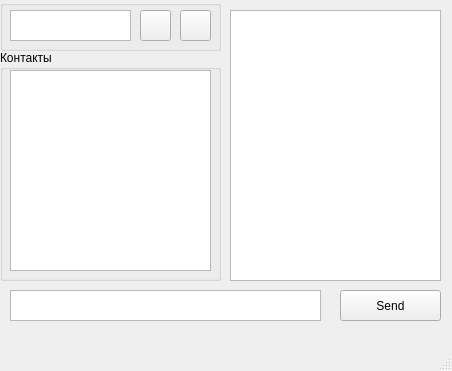
This is main.ui in GrSerg/mes2 as Qt 5 draws it before an edit. The edited form follows.
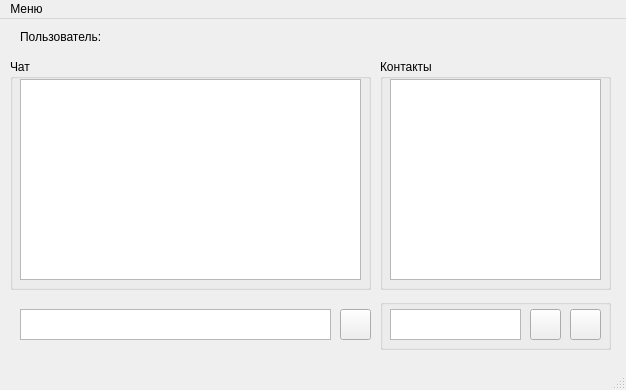
This is the edited form. Icons and pictures are not drawn.

```diff
--- a/main.ui
+++ b/main.ui
@@ -6,8 +6,8 @@
    <rect>
     <x>0</x>
     <y>0</y>
-    <width>452</width>
-    <height>371</height>
+    <width>626</width>
+    <height>390</height>
    </rect>
   </property>
   <property name="windowTitle">
@@ -21,9 +21,9 @@
    <widget class="QGroupBox" name="groupBox">
     <property name="geometry">
      <rect>
-      <x>0</x>
-      <y>0</y>
-      <width>221</width>
+      <x>380</x>
+      <y>280</y>
+      <width>231</width>
       <height>51</height>
      </rect>
     </property>
@@ -35,7 +35,7 @@
       <rect>
        <x>10</x>
        <y>10</y>
-       <width>121</width>
+       <width>131</width>
        <height>31</height>
       </rect>
      </property>
@@ -43,7 +43,7 @@
     <widget class="QPushButton" name="pushButtonAddContact">
      <property name="geometry">
       <rect>
-       <x>140</x>
+       <x>150</x>
        <y>10</y>
        <width>31</width>
        <height>31</height>
@@ -60,7 +60,7 @@
     <widget class="QPushButton" name="pushButtonDelContect">
      <property name="geometry">
       <rect>
-       <x>180</x>
+       <x>190</x>
        <y>10</y>
        <width>31</width>
        <height>31</height>
@@ -78,9 +78,9 @@
    <widget class="QGroupBox" name="groupBox_2">
     <property name="geometry">
      <rect>
-      <x>0</x>
-      <y>50</y>
-      <width>221</width>
+      <x>380</x>
+      <y>40</y>
+      <width>231</width>
       <height>231</height>
      </rect>
     </property>
@@ -92,26 +92,16 @@
       <rect>
        <x>10</x>
        <y>20</y>
-       <width>201</width>
+       <width>211</width>
        <height>201</height>
       </rect>
      </property>
     </widget>
    </widget>
-   <widget class="QListWidget" name="listWidgetMessages">
-    <property name="geometry">
-     <rect>
-      <x>230</x>
-      <y>10</y>
-      <width>211</width>
-      <height>271</height>
-     </rect>
-    </property>
-   </widget>
    <widget class="QTextEdit" name="textEditMessage">
     <property name="geometry">
      <rect>
-      <x>10</x>
+      <x>20</x>
       <y>290</y>
       <width>311</width>
       <height>31</height>
@@ -123,12 +113,65 @@
      <rect>
       <x>340</x>
       <y>290</y>
-      <width>101</width>
+      <width>31</width>
       <height>31</height>
      </rect>
     </property>
     <property name="text">
-     <string>Send</string>
+     <string/>
+    </property>
+    <property name="icon">
+     <iconset>
+      <normaloff>D:/Download_firefox/if_ic_send_48px_352094.png</normaloff>D:/Download_firefox/if_ic_send_48px_352094.png</iconset>
+    </property>
+   </widget>
+   <widget class="QGroupBox" name="groupBox_3">
+    <property name="geometry">
+     <rect>
+      <x>10</x>
+      <y>40</y>
+      <width>361</width>
+      <height>231</height>
+     </rect>
+    </property>
+    <property name="autoFillBackground">
+     <bool>false</bool>
+    </property>
+    <property name="title">
+     <string>Чат</string>
+    </property>
+    <widget class="QListWidget" name="listWidgetMessages">
+     <property name="geometry">
+      <rect>
+       <x>10</x>
+       <y>20</y>
+       <width>341</width>
+       <height>201</height>
+      </rect>
+     </property>
+    </widget>
+   </widget>
+   <widget class="QLabel" name="label">
+    <property name="geometry">
+     <rect>
+      <x>20</x>
+      <y>10</y>
+      <width>81</width>
+      <height>16</height>
+     </rect>
+    </property>
+    <property name="text">
+     <string>Пользователь:</string>
+    </property>
+   </widget>
+   <widget class="QLabel" name="clientName">
+    <property name="geometry">
+     <rect>
+      <x>100</x>
+      <y>10</y>
+      <width>171</width>
+      <height>16</height>
+     </rect>
     </property>
    </widget>
   </widget>
@@ -137,10 +180,17 @@
     <rect>
      <x>0</x>
      <y>0</y>
-     <width>452</width>
-     <height>18</height>
+     <width>626</width>
+     <height>21</height>
     </rect>
    </property>
+   <widget class="QMenu" name="menu">
+    <property name="title">
+     <string>Меню</string>
+    </property>
+    <addaction name="exit"/>
+   </widget>
+   <addaction name="menu"/>
   </widget>
   <widget class="QStatusBar" name="statusbar"/>
  </widget>
```
Left out of the diff: 13 changed lines with no effect on the pictures.
